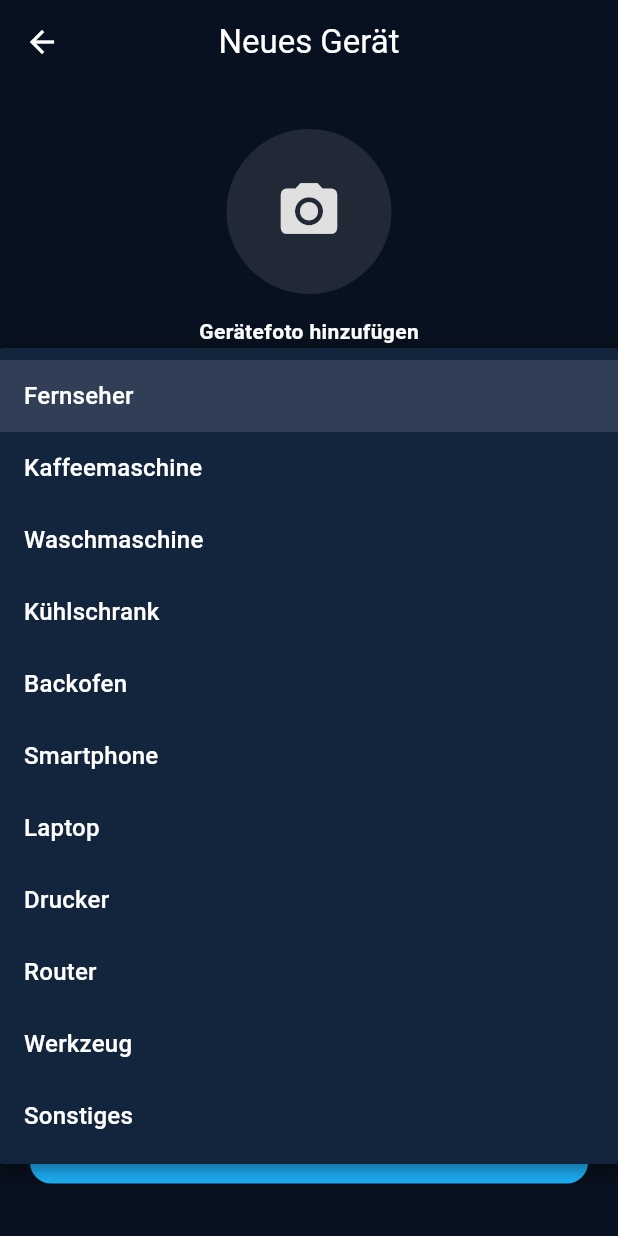
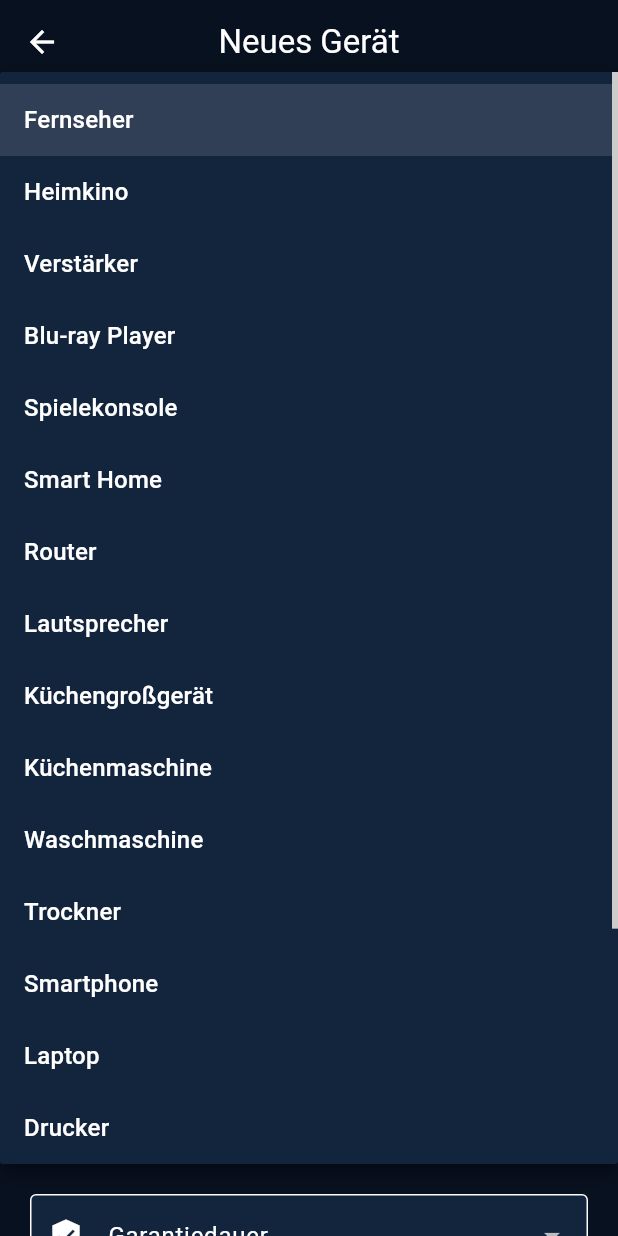
Before and after one commit to ednozama/ManualHub, a Flutter app: the AddDeviceScreen screen opened directly, after a tap on the "category" icon, on a phone screen of 412 x 824 dp. Run offline on Flutter 3.47's test engine with Material 3 defaults, Android fonts, the phone set to English and light mode, and no system bars; our stand-ins replace file_picker, hive, hive_flutter, image_picker, open_filex; accounts and stored records are empty.

Commit message:
Projekt aktualisiert

```diff
--- a/lib/models/device.dart
+++ b/lib/models/device.dart
@@ -33,6 +33,12 @@ class Device extends HiveObject {
   @HiveField(8)
   List<HistoryEntry> history;
 
+  @HiveField(9)
+  DateTime? purchaseDate;
+
+  @HiveField(10)
+  int? warrantyYears;
+
   Device({
     required this.manufacturer,
     required this.model,
@@ -43,5 +49,7 @@ Device({
     this.invoicePath,
     this.warrantyPath,
     List<HistoryEntry>? history,
+    this.purchaseDate,
+    this.warrantyYears,
   }) : history = history ?? [];
 }
--- a/lib/screens/add_device_screen.dart
+++ b/lib/screens/add_device_screen.dart
@@ -33,29 +33,55 @@ class _AddDeviceScreenState extends State<AddDeviceScreen> {
   String? imagePath;
   String? manualPath;
 
+  DateTime? purchaseDate;
+  int? warrantyYears;
+
   final List<String> categories = [
     "Fernseher",
-    "Kaffeemaschine",
+    "Heimkino",
+    "Verstärker",
+    "Blu-ray Player",
+    "Spielekonsole",
+    "Smart Home",
+    "Router",
+    "Lautsprecher",
+    "Küchengroßgerät",
+    "Küchenmaschine",
     "Waschmaschine",
-    "Kühlschrank",
-    "Backofen",
+    "Trockner",
     "Smartphone",
     "Laptop",
     "Drucker",
-    "Router",
     "Werkzeug",
+    "Computer",
+    "Netzwerk",
     "Sonstiges",
   ];
 
   final List<String> locations = [
     "Wohnzimmer",
+    "Esszimmer",
     "Küche",
+    "Badezimmer",
     "Schlafzimmer",
+    "Kinderzimmer 1",
+    "Kinderzimmer 2",
+    "Kinderzimmer 3",
+    "Arbeitszimmer",
     "Büro",
     "Garage",
     "Keller",
     "Garten",
+    "Heizraum",
     "Sonstiges",
+  ];
+
+  final List<int> warrantyOptions = [
+    1,
+    2,
+    3,
+    4,
+    5,
   ];
 
   @override
@@ -70,6 +96,9 @@ void initState() {
     selectedLocation = widget.device!.location;
     imagePath = widget.device!.imagePath;
     manualPath = widget.device!.manualPath;
+
+    purchaseDate = widget.device!.purchaseDate;
+    warrantyYears = widget.device!.warrantyYears;
   }
 }
 
@@ -103,6 +132,8 @@ void initState() {
       location: selectedLocation ?? "",
       imagePath: imagePath,
       manualPath: manualPath,
+      purchaseDate: purchaseDate,
+      warrantyYears: warrantyYears,
     );
 
     await StorageService.addDevice(device);
@@ -114,6 +145,8 @@ void initState() {
     widget.device!.location = selectedLocation ?? "";
     widget.device!.imagePath = imagePath;
     widget.device!.manualPath = manualPath;
+    widget.device!.purchaseDate = purchaseDate;
+    widget.device!.warrantyYears = warrantyYears;
 
     await widget.device!.save();
   }
@@ -168,6 +201,21 @@ Future<void> _selectImage() async {
       );
     },
   );
+}
+
+Future<void> _pickPurchaseDate() async {
+  final picked = await showDatePicker(
+    context: context,
+    initialDate: purchaseDate ?? DateTime.now(),
+    firstDate: DateTime(2000),
+    lastDate: DateTime(2100),
+  );
+
+  if (picked == null) return;
+
+  setState(() {
+    purchaseDate = picked;
+  });
 }
 
   @override
@@ -283,9 +331,56 @@ Future<void> _selectImage() async {
               },
             ),
 
-            const SizedBox(height: 40),
+            const SizedBox(height: 25),
 
-            PrimaryButton(
+InkWell(
+  onTap: _pickPurchaseDate,
+  borderRadius: BorderRadius.circular(12),
+  child: InputDecorator(
+    decoration: const InputDecoration(
+      labelText: "Kaufdatum",
+      border: OutlineInputBorder(),
+      prefixIcon: Icon(Icons.calendar_month),
+    ),
+    child: Text(
+      purchaseDate == null
+          ? "Nicht angegeben"
+          : "${purchaseDate!.day.toString().padLeft(2, '0')}."
+            "${purchaseDate!.month.toString().padLeft(2, '0')}."
+            "${purchaseDate!.year}",
+    ),
+  ),
+),
+
+const SizedBox(height: 25),
+
+DropdownButtonFormField<int>(
+  value: warrantyYears,
+  decoration: const InputDecoration(
+    labelText: "Garantiedauer",
+    border: OutlineInputBorder(),
+    prefixIcon: Icon(Icons.verified_user),
+  ),
+  items: warrantyOptions
+      .map(
+        (year) => DropdownMenuItem(
+          value: year,
+          child: Text(
+            "$year ${year == 1 ? "Jahr" : "Jahre"}",
+          ),
+        ),
+      )
+      .toList(),
+  onChanged: (value) {
+    setState(() {
+      warrantyYears = value;
+    });
+  },
+),
+
+const SizedBox(height: 40),
+
+PrimaryButton(
   text: widget.device == null
       ? "Gerät speichern"
       : "Änderungen speichern",
```
Also changed, not shown: lib/screens/device_detail_screen.dart (+129 -0 lines), lib/models/device.g.dart. Lines whose indentation alone changed are shown as unchanged.
